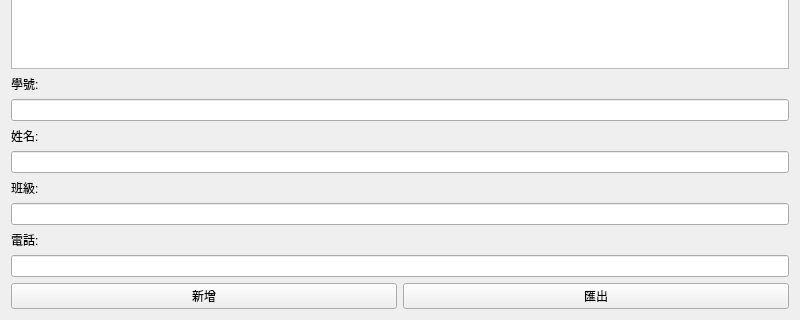
Before: the Qt Designer form widget.ui in Lee-chengying/ContactBook, drawn with Qt 5; both pictures show x 0 to 800 and y 280 to 600 of the 800 by 600 pixel window.
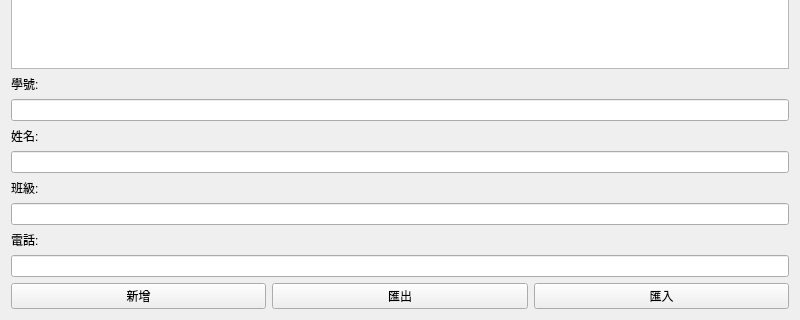
After: the same form once the commit is applied.

Commit message: 新增匯入功能

```diff
--- a/widget.ui
+++ b/widget.ui
@@ -76,6 +76,13 @@
        </property>
       </widget>
      </item>
+     <item>
+      <widget class="QPushButton" name="pushButton_3">
+       <property name="text">
+        <string>匯入</string>
+       </property>
+      </widget>
+     </item>
     </layout>
    </item>
   </layout>
```
The commit also changes 7 other files.
